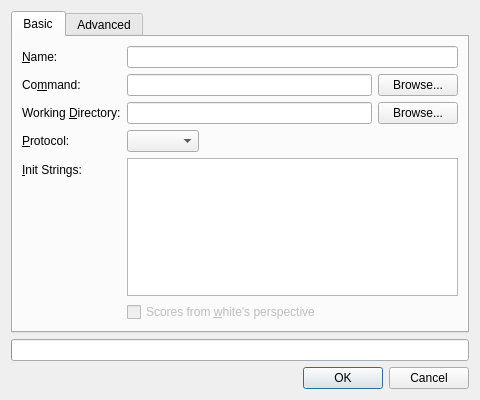
This is projects/gui/ui/engineconfigdlg.ui in cutechess/cutechess as Qt 5 draws it before an edit. The edited form follows.
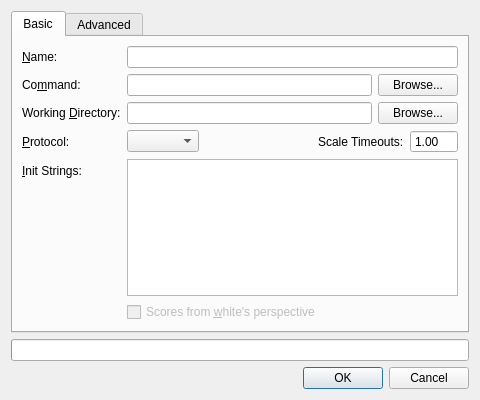
This is the edited form.

Commit message:
Scale ChessEngine timeouts
Add scale factor for timeouts to the ChessEngine and EngineConfiguration
classes.
Add engine option "tscale" to the CLI.
Add spin box for the scaling factor to the engine configuration dialog
of the GUI.

Resolves #459
Resolves #618

Diff of the .ui file:
```diff
--- a/projects/gui/ui/engineconfigdlg.ui
+++ b/projects/gui/ui/engineconfigdlg.ui
@@ -98,10 +98,7 @@
          </property>
         </widget>
        </item>
-       <item row="3" column="1">
-        <widget class="QComboBox" name="m_protocolCombo"/>
-       </item>
-       <item row="4" column="0">
+       <item row="5" column="0">
         <widget class="QLabel" name="label_5">
          <property name="text">
           <string>&amp;Init Strings:</string>
@@ -111,14 +108,14 @@
          </property>
         </widget>
        </item>
-       <item row="4" column="1">
+       <item row="5" column="1">
         <widget class="QPlainTextEdit" name="m_initStringEdit">
          <property name="lineWrapMode">
           <enum>QPlainTextEdit::NoWrap</enum>
          </property>
         </widget>
        </item>
-       <item row="5" column="1">
+       <item row="6" column="1">
         <widget class="QCheckBox" name="m_whitePovCheck">
          <property name="enabled">
           <bool>false</bool>
@@ -131,6 +128,67 @@
          </property>
         </widget>
        </item>
+       <item row="3" column="1">
+        <layout class="QHBoxLayout" name="horizontalLayout_5">
+         <item>
+          <widget class="QComboBox" name="m_protocolCombo"/>
+         </item>
+         <item>
+          <spacer name="horizontalSpacer_2">
+           <property name="orientation">
+            <enum>Qt::Horizontal</enum>
+           </property>
+           <property name="sizeHint" stdset="0">
+            <size>
+             <width>40</width>
+             <height>20</height>
+            </size>
+           </property>
+          </spacer>
+         </item>
+         <item>
+          <widget class="QLabel" name="m_timeoutsLabel">
+           <property name="text">
+            <string>Scale Timeouts:</string>
+           </property>
+          </widget>
+         </item>
+         <item>
+          <widget class="QDoubleSpinBox" name="m_tscaleSpin">
+           <property name="toolTip">
+            <string>Scale engine timeouts by this factor. Only use if necessary! Default: 1.00</string>
+           </property>
+           <property name="styleSheet">
+            <string notr="true"/>
+           </property>
+           <property name="wrapping">
+            <bool>false</bool>
+           </property>
+           <property name="buttonSymbols">
+            <enum>QAbstractSpinBox::NoButtons</enum>
+           </property>
+           <property name="specialValueText">
+            <string/>
+           </property>
+           <property name="correctionMode">
+            <enum>QAbstractSpinBox::CorrectToNearestValue</enum>
+           </property>
+           <property name="minimum">
+            <double>0.200000000000000</double>
+           </property>
+           <property name="maximum">
+            <double>120.000000000000000</double>
+           </property>
+           <property name="singleStep">
+            <double>0.200000000000000</double>
+           </property>
+           <property name="value">
+            <double>1.000000000000000</double>
+           </property>
+          </widget>
+         </item>
+        </layout>
+       </item>
       </layout>
      </widget>
      <widget class="QWidget" name="tab_2">
```
The commit also changes 10 other files.
